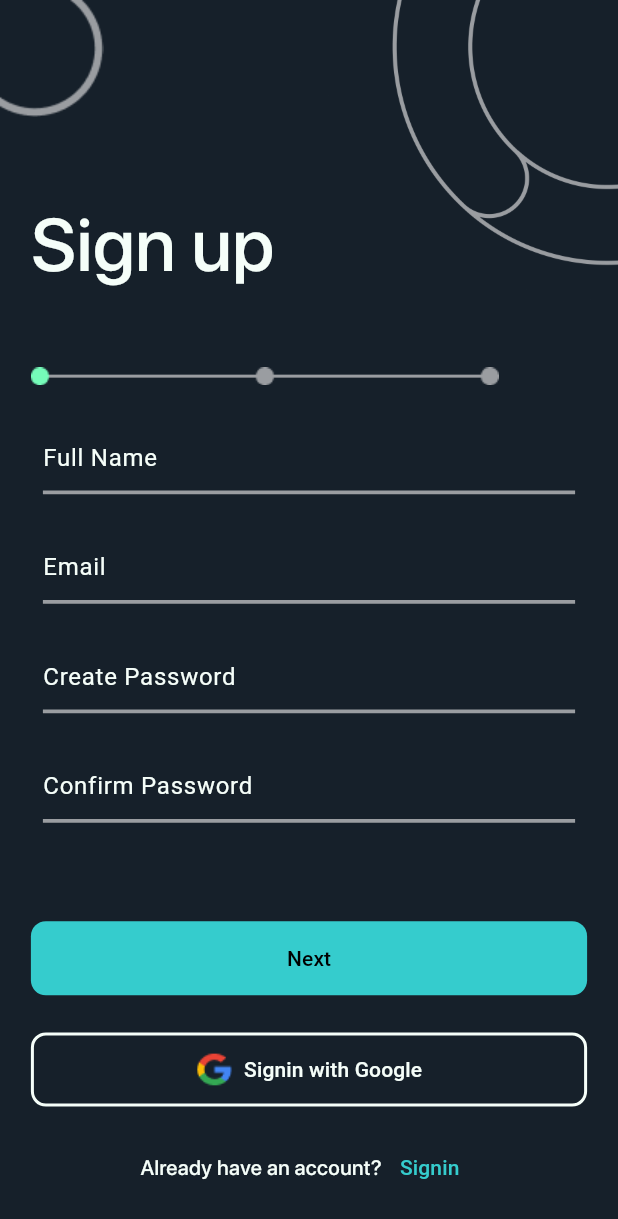
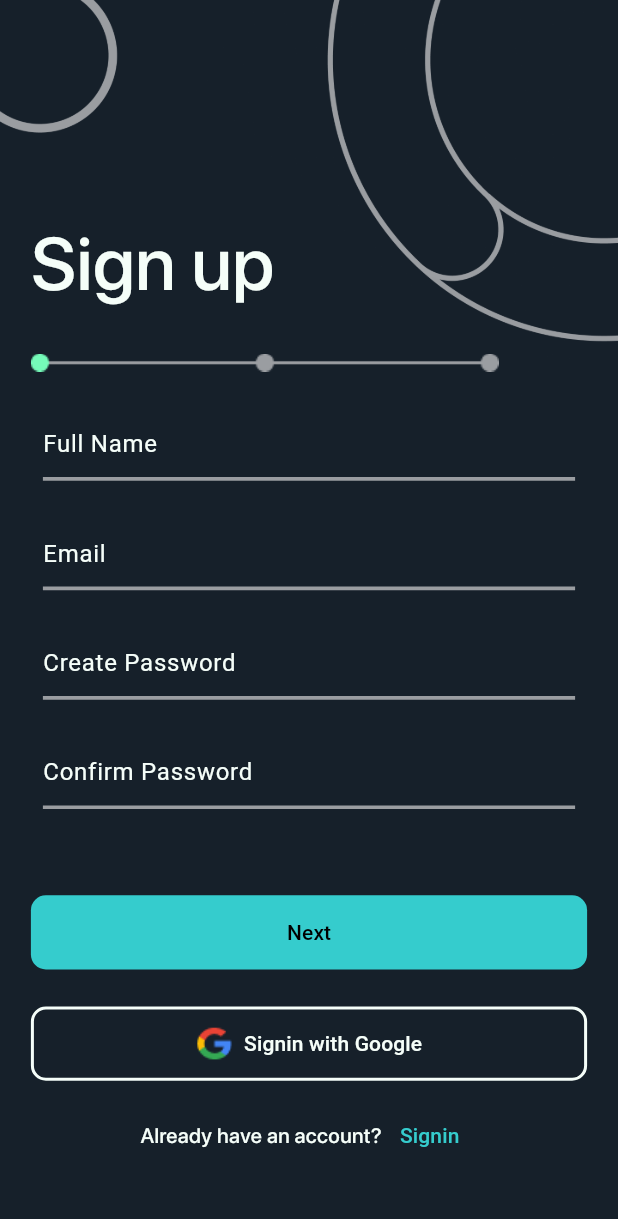
Before and after one commit to lakshya1goel/Connectify, a Flutter app: the SignupPage screen opened by its route, on a phone screen of 412 x 824 dp. Shown: the top 1219 px of the screen. Run offline on Flutter 3.47's test engine with Material 3 defaults, Android fonts, the phone set to English and light mode, and no system bars; our stand-ins replace carousel_slider, flutter_dotenv, go_router, image_picker, permission_handler, pinput; network calls fail; project files that could hold a hidden picture were left out.

```diff
--- a/lib/authentication/signup/views/screens/signup.dart
+++ b/lib/authentication/signup/views/screens/signup.dart
@@ -1,15 +1,11 @@
 import 'package:connectify/authentication/signup/models/signup_model.dart';
 import 'package:connectify/authentication/signup/provider/signup_provider.dart';
 import 'package:connectify/utils/contants/colors/app_colors.dart';
-import 'package:connectify/authentication/login/views/sreens/login.dart';
-import 'package:connectify/authentication/signup/views/screens/otpPage.dart';
 import 'package:flutter/material.dart';
 import 'package:go_router/go_router.dart';
 import 'package:provider/provider.dart';
-
 import '../../../../utils/routes/app_route_constants.dart';
 import '../../controllers/signup_controller.dart';
-import '../widgets/signupbg.dart';
 
 class SignupPage extends StatefulWidget {
   const SignupPage({super.key});
@@ -30,10 +26,21 @@ class _SignupPageState extends State<SignupPage> {
     return Scaffold(
       body: SafeArea(
         child: SingleChildScrollView(
-          child: Column(
+          child: Stack(
+            children: [
+              Image.asset(
+                'assets/images/bg.png',
+                fit: BoxFit.contain,
+              ),
+              Column(
                 crossAxisAlignment: CrossAxisAlignment.start,
                 children: [
-              Signupbg(),
+                  SizedBox(height: size.height*0.17,),
+                  Padding(
+                    padding: EdgeInsets.symmetric(horizontal: size.width*0.05),
+                    child: Text("Sign up", style: TextStyle(fontSize: size.width*0.12),),
+                  ),
+                  SizedBox(height: size.height*0.03,),
                   Padding(
                     padding: EdgeInsets.only(left: size.width*0.05),
                     child: Image.asset("assets/images/progressBar.png"),
@@ -146,7 +153,7 @@ class _SignupPageState extends State<SignupPage> {
                         )
                     ),
                   ),
-              SizedBox(height: size.height*0.05,),
+                  SizedBox(height: size.height*0.04,),
                   Padding(
                     padding: EdgeInsets.symmetric(horizontal: size.width*0.05),
                     child: Container(
@@ -201,7 +208,7 @@ class _SignupPageState extends State<SignupPage> {
                       ),
                     ),
                   ),
-              SizedBox(height: size.height*0.02,),
+                  SizedBox(height: size.height*0.015,),
                   Row(
                     mainAxisAlignment: MainAxisAlignment.center,
                     children: [
@@ -218,6 +225,8 @@ class _SignupPageState extends State<SignupPage> {
                   )
                 ],
               ),
+            ],
+          ),
         ),
       ),
     );
--- a/lib/main.dart
+++ b/lib/main.dart
@@ -2,12 +2,16 @@ import 'package:connectify/authentication/signup/provider/signup_provider.dart';
 import 'package:connectify/utils/contants/colors/app_colors.dart';
 import 'package:connectify/utils/routes/app_route_config.dart';
 import 'package:flutter/material.dart';
+import 'package:flutter/services.dart';
 import 'package:flutter_dotenv/flutter_dotenv.dart';
 import 'package:provider/provider.dart';
 import 'authentication/login/provider/login_provider.dart';
+import 'package:permission_handler/permission_handler.dart';
 
 void main() async{
   await dotenv.load(fileName: ".env");
+  WidgetsFlutterBinding.ensureInitialized();
+  // PermissionHandler().setNotificationPermissionHandler();
   runApp(
       MultiProvider(
         providers: [
@@ -24,6 +28,7 @@ class MyApp extends StatelessWidget {
 
   @override
   Widget build(BuildContext context) {
+    SystemChrome.setPreferredOrientations([DeviceOrientation.portraitUp]);
     return MaterialApp.router(
       debugShowCheckedModeBanner: false,
       title: 'Connectify',
--- a/lib/utils/routes/app_route_config.dart
+++ b/lib/utils/routes/app_route_config.dart
@@ -1,7 +1,6 @@
 import 'package:connectify/home.dart';
 import 'package:connectify/utils/routes/app_route_constants.dart';
 import 'package:connectify/authentication/forgotPass/views/screens/forgotPasswordPage.dart';
-import 'package:connectify/authentication/login/views/sreens/login.dart';
 import 'package:connectify/authentication/signup/views/screens/otpPage.dart';
 import 'package:connectify/authentication/forgotPass/views/screens/otpVerificationPage.dart';
 import 'package:connectify/authentication/signup/views/screens/profilePicSeletionScreen.dart';
@@ -17,7 +16,7 @@ import 'package:go_router/go_router.dart';
         name: MyAppRouteConstants.LoginRouteName,
         path: '/',
         builder: (BuildContext context, GoRouterState state) {
-          return const LoginPage();
+          return const ProfilePicSelectionPage();
         },
       ),
       GoRoute(
--- a/pubspec.yaml
+++ b/pubspec.yaml
@@ -41,6 +41,8 @@ dependencies:
   http: ^1.1.0
   flutter_dotenv: ^5.1.0
   provider: ^6.1.1
+  image_picker: ^1.0.7
+  permission_handler: ^11.1.0
 
 dev_dependencies:
   flutter_test:
```
Also changed, not shown: lib/authentication/login/views/sreens/login.dart (+13 -14 lines), lib/authentication/signup/views/screens/profilePicSeletionScreen.dart (+55 -5 lines), assets/images/bg.png (added), pubspec.lock, 6 other files. Lines whose indentation alone changed are shown as unchanged.
